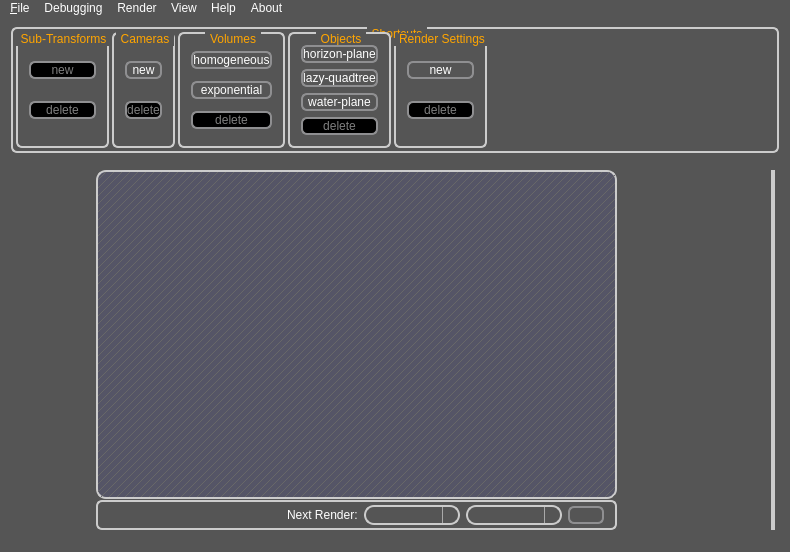
Above: qt-frontend/SimplexGui/mainwindow.ui from phresnel/picogen before the change. Below: the same form after it.
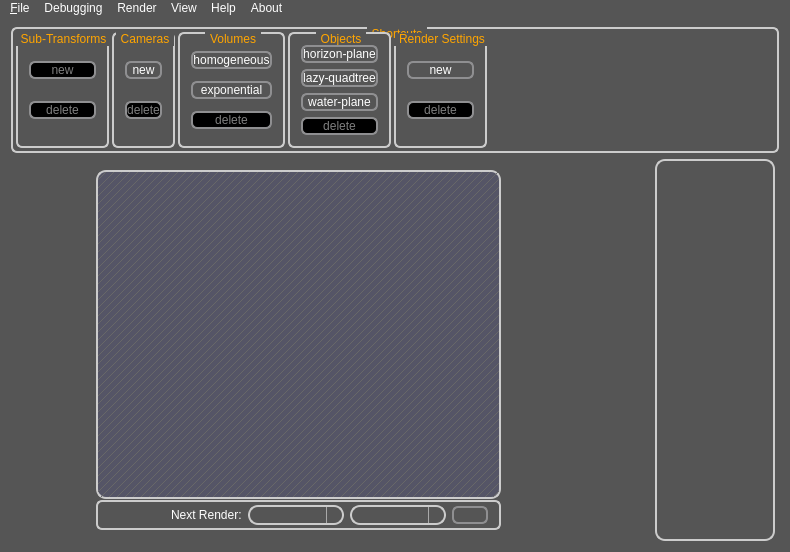
That is the form after the change. Icons and pictures are not drawn. Custom widgets are drawn as their Qt base class.

Commit message: clean up the picohelp layout and make it hide-able again

What changed in the file:
```diff
--- a/qt-frontend/SimplexGui/mainwindow.ui
+++ b/qt-frontend/SimplexGui/mainwindow.ui
@@ -55,6 +55,9 @@
                                        stop: 0.6 #434343, stop:1 #757575);
 	alternate-background-color:#556;
 }
+QFrame#helpFrame, QWidget#picohelp {
+	background-color:transparent;
+}
 QLineEdit:focus, QSpinBox:focus, 
 QDoubleSpinBox:focus, QComboBox:focus {
 	background-color: qlineargradient(x1:0, y1:0, x2:0, y2:1,
@@ -577,7 +580,7 @@
               <string/>
              </property>
              <property name="icon">
-              <iconset>
+              <iconset resource="resources.qrc">
                <normaloff>:/playStopPauseEtc/resources/nuove_play_24x24.png</normaloff>:/playStopPauseEtc/resources/nuove_play_24x24.png</iconset>
              </property>
              <property name="iconSize">
@@ -610,26 +613,38 @@
         </size>
        </property>
       </widget>
-      <widget class="QWidget" name="verticalLayoutWidget_3">
-       <layout class="QVBoxLayout" name="verticalLayout_4">
+      <widget class="QFrame" name="helpFrameOuter">
+       <property name="minimumSize">
+        <size>
+         <width>128</width>
+         <height>0</height>
+        </size>
+       </property>
+       <property name="frameShape">
+        <enum>QFrame::NoFrame</enum>
+       </property>
+       <property name="frameShadow">
+        <enum>QFrame::Raised</enum>
+       </property>
+       <layout class="QVBoxLayout" name="verticalLayout">
+        <property name="spacing">
+         <number>1</number>
+        </property>
         <property name="leftMargin">
          <number>4</number>
         </property>
+        <property name="topMargin">
+         <number>0</number>
+        </property>
         <property name="rightMargin">
          <number>4</number>
         </property>
+        <property name="bottomMargin">
+         <number>0</number>
+        </property>
         <item>
          <widget class="QFrame" name="helpFrame">
-          <property name="frameShape">
-           <enum>QFrame::StyledPanel</enum>
-          </property>
-          <property name="frameShadow">
-           <enum>QFrame::Raised</enum>
-          </property>
-          <layout class="QVBoxLayout" name="verticalLayout">
-           <property name="spacing">
-            <number>0</number>
-           </property>
+          <layout class="QVBoxLayout" name="verticalLayout_4">
            <property name="margin">
             <number>0</number>
            </property>
```
Left out of the diff: 4 changed lines with no effect on the pictures. The commit also changes 3 other files.
